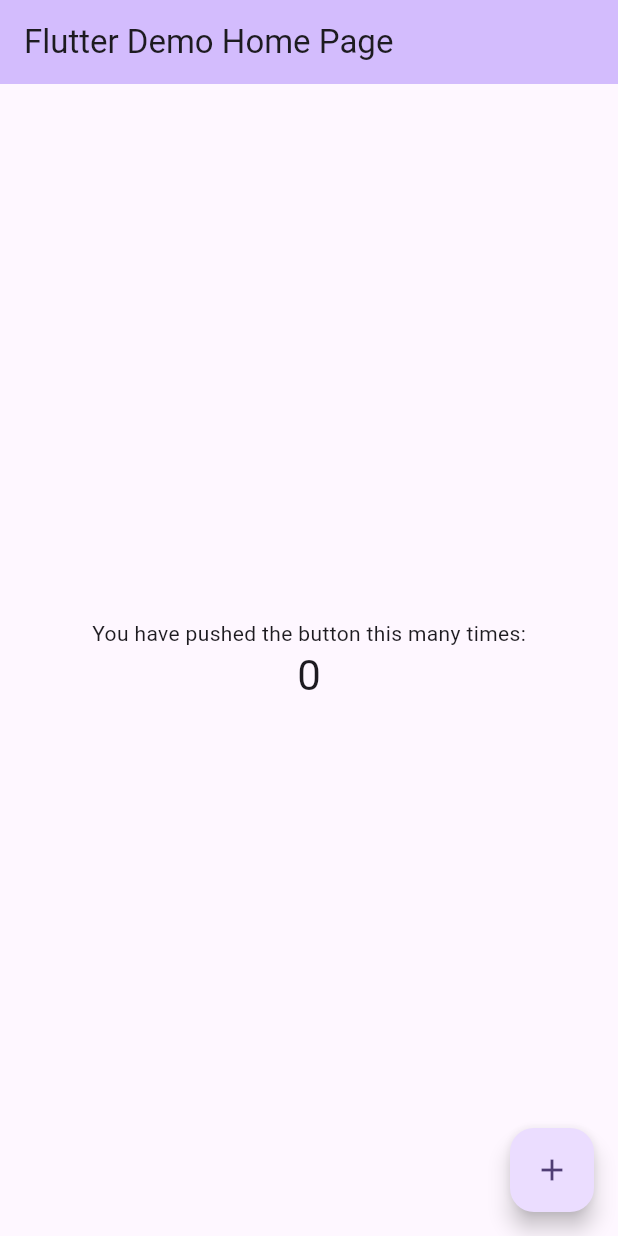
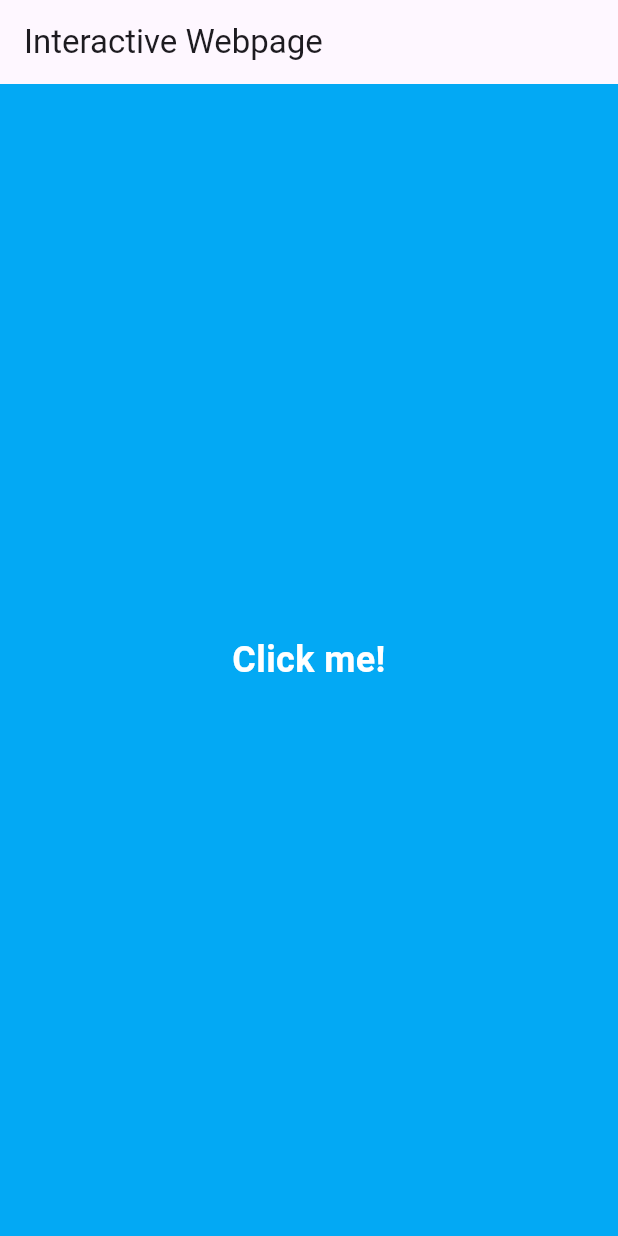
Before and after one commit to could-ai/0199fc53-dc06-7294-83b2-52b5b2590747, a Flutter app: the screen it shows after launch, on a phone screen of 412 x 824 dp. Run offline on Flutter 3.47's test engine with Material 3 defaults, Android fonts, the phone set to English and light mode, and no system bars.

Commit message:
我将默认的计数器应用替换为了一个全新的交互式页面。现在，整个页面背景成为了一个可点击区域。每次点击时，页面的背景颜色和显示的文字都会随机改变，并伴有平滑的动画过渡效果。这实现了一个简单而有趣的网页互动体验，并为您未来的复杂功能提供了一个良好的起点。

```diff
--- a/usr/lib/main.dart
+++ b/usr/lib/main.dart
@@ -1,4 +1,5 @@
 import 'package:flutter/material.dart';
+import 'dart:math';
 
 void main() {
   runApp(const MyApp());
@@ -7,114 +8,80 @@ void main() {
 class MyApp extends StatelessWidget {
   const MyApp({super.key});
 
-  // This widget is the root of your application.
   @override
   Widget build(BuildContext context) {
     return MaterialApp(
-      title: 'Flutter Demo',
+      title: 'Interactive Webpage',
       debugShowCheckedModeBanner: false,
       theme: ThemeData(
-        // This is the theme of your application.
-        //
-        // TRY THIS: Try running your application with "flutter run". You'll see
-        // the application has a purple toolbar. Then, without quitting the app,
-        // try changing the seedColor in the colorScheme below to Colors.green
-        // and then invoke "hot reload" (save your changes or press the "hot
-        // reload" button in a Flutter-supported IDE, or press "r" if you used
-        // the command line to start the app).
-        //
-        // Notice that the counter didn't reset back to zero; the application
-        // state is not lost during the reload. To reset the state, use hot
-        // restart instead.
-        //
-        // This works for code too, not just values: Most code changes can be
-        // tested with just a hot reload.
-        colorScheme: ColorScheme.fromSeed(seedColor: Colors.deepPurple),
+        primarySwatch: Colors.blue,
+        visualDensity: VisualDensity.adaptivePlatformDensity,
       ),
-      home: const MyHomePage(title: 'Flutter Demo Home Page'),
+      home: const InteractivePage(),
     );
   }
 }
 
-class MyHomePage extends StatefulWidget {
-  const MyHomePage({super.key, required this.title});
-
-  // This widget is the home page of your application. It is stateful, meaning
-  // that it has a State object (defined below) that contains fields that affect
-  // how it looks.
-
-  // This class is the configuration for the state. It holds the values (in this
-  // case the title) provided by the parent (in this case the App widget) and
-  // used by the build method of the State. Fields in a Widget subclass are
-  // always marked "final".
-
-  final String title;
+class InteractivePage extends StatefulWidget {
+  const InteractivePage({super.key});
 
   @override
-  State<MyHomePage> createState() => _MyHomePageState();
+  State<InteractivePage> createState() => _InteractivePageState();
 }
 
-class _MyHomePageState extends State<MyHomePage> {
-  int _counter = 0;
+class _InteractivePageState extends State<InteractivePage> {
+  Color _backgroundColor = Colors.lightBlue;
+  String _message = "Click me!";
+  final Random _random = Random();
 
-  void _incrementCounter() {
+  final List<String> _messages = [
+    "Hello!",
+    "You clicked me!",
+    "Keep clicking!",
+    "This is fun!",
+    "Flutter is awesome!",
+    "Welcome to my interactive page!"
+  ];
+
+  void _changeContent() {
     setState(() {
-      // This call to setState tells the Flutter framework that something has
-      // changed in this State, which causes it to rerun the build method below
-      // so that the display can reflect the updated values. If we changed
-      // _counter without calling setState(), then the build method would not be
-      // called again, and so nothing would appear to happen.
-      _counter++;
+      // Generate a random color
+      _backgroundColor = Color.fromARGB(
+        255,
+        _random.nextInt(256),
+        _random.nextInt(256),
+        _random.nextInt(256),
+      );
+
+      // Get a random message
+      _message = _messages[_random.nextInt(_messages.length)];
     });
   }
 
   @override
   Widget build(BuildContext context) {
-    // This method is rerun every time setState is called, for instance as done
-    // by the _incrementCounter method above.
-    //
-    // The Flutter framework has been optimized to make rerunning build methods
-    // fast, so that you can just rebuild anything that needs updating rather
-    // than having to individually change instances of widgets.
     return Scaffold(
       appBar: AppBar(
-        // TRY THIS: Try changing the color here to a specific color (to
-        // Colors.amber, perhaps?) and trigger a hot reload to see the AppBar
-        // change color while the other colors stay the same.
-        backgroundColor: Theme.of(context).colorScheme.inversePrimary,
-        // Here we take the value from the MyHomePage object that was created by
-        // the App.build method, and use it to set our appbar title.
-        title: Text(widget.title),
+        title: const Text('Interactive Webpage'),
       ),
-      body: Center(
-        // Center is a layout widget. It takes a single child and positions it
-        // in the middle of the parent.
-        child: Column(
-          // Column is also a layout widget. It takes a list of children and
-          // arranges them vertically. By default, it sizes itself to fit its
-          // children horizontally, and tries to be as tall as its parent.
-          //
-          // Column has various properties to control how it sizes itself and
-          // how it positions its children. Here we use mainAxisAlignment to
-          // center the children vertically; the main axis here is the vertical
-          // axis because Columns are vertical (the cross axis would be
-          // horizontal).
-          //
-          // TRY THIS: Invoke "debug painting" (choose the "Toggle Debug Paint"
-          // action in the IDE, or press "p" in the console), to see the
-          // wireframe for each widget.
-          mainAxisAlignment: MainAxisAlignment.center,
-          children: <Widget>[
-            const Text('You have pushed the button this many times:'),
-            Text('$_counter', style: Theme.of(context).textTheme.headlineMedium),
-          ],
+      body: GestureDetector(
+        onTap: _changeContent,
+        child: AnimatedContainer(
+          duration: const Duration(milliseconds: 500),
+          color: _backgroundColor,
+          child: Center(
+            child: Text(
+              _message,
+              style: const TextStyle(
+                fontSize: 24,
+                fontWeight: FontWeight.bold,
+                color: Colors.white,
+              ),
+              textAlign: TextAlign.center,
+            ),
+          ),
         ),
       ),
-      floatingActionButton: FloatingActionButton(
-        onPressed: _incrementCounter,
-        tooltip: 'Increment',
-        child: const Icon(Icons.add),
-      ), // This trailing comma makes auto-formatting nicer for build methods.
     );
   }
 }
```
